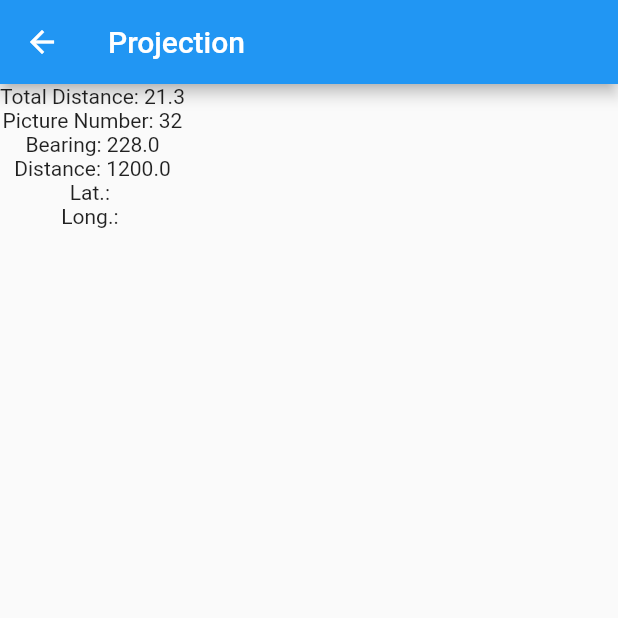
After one commit to brase/nav, a Flutter app: the screen it shows after launch, after a tap on "21.3", on a phone screen of 412 x 824 dp, the top half of it. The commit adds this screen. Run offline on Flutter 3.47's test engine with Material 2 defaults, Android fonts, the phone set to English and light mode, and no system bars; our stand-ins replace geolocator; missing offline and left inert: baseflow_plugin_template.

Commit message:
moved views to seperate files

```diff
--- /dev/null
+++ b/lib/MainView.dart
@@ -0,0 +1,151 @@
+import 'package:flutter/material.dart';
+import 'WaypointProjectionView.dart';
+
+class MainView extends StatefulWidget {
+  @override
+  _MainViewState createState() => _MainViewState();
+}
+
+class _MainViewState extends State<MainView> {
+  final List<WaypointProjection> _projections = [
+    WaypointProjection(
+        totalKilometers: 21.3, bearing: 228, distance: 1200, pictureNumber: 32),
+    WaypointProjection(
+        totalKilometers: 42.3, bearing: 212, distance: 2900, pictureNumber: 45),
+    WaypointProjection(
+        totalKilometers: 69.3, bearing: 90, distance: 200, pictureNumber: 56)
+  ];
+
+  final _formKey = GlobalKey<FormState>();
+
+  final addModel = WaypointProjection();
+
+  @override
+  Widget build(BuildContext context) {
+    return Scaffold(
+      appBar: AppBar(
+        title: Text("Rally Navigator"),
+        actions: [],
+      ),
+      body: _buildProjectionsView(),
+      floatingActionButton: FloatingActionButton(
+        child: Icon(Icons.add),
+        onPressed: _addProjection,
+      ),
+    );
+  }
+
+  _addProjection() {
+    Navigator.of(context)
+        .push(MaterialPageRoute<void>(builder: (BuildContext context) {
+      return Scaffold(
+        appBar: AppBar(title: Text("New projection")),
+        body: Form(
+          key: _formKey,
+          child: Column(
+            mainAxisAlignment: MainAxisAlignment.start,
+            children: [
+              SizedBox(height: 20),
+              TextFormField(
+                keyboardType: TextInputType.number,
+                autocorrect: false,
+                decoration: InputDecoration(
+                  labelText: "Total Distance",
+                  border: OutlineInputBorder(),
+                ),
+                onSaved: (newValue) =>
+                    addModel.totalKilometers = double.parse(newValue),
+              ),
+              SizedBox(height: 20),
+              TextFormField(
+                keyboardType: TextInputType.number,
+                autocorrect: false,
+                decoration: InputDecoration(
+                  labelText: "Picture Number",
+                  border: OutlineInputBorder(),
+                ),
+                onSaved: (newValue) =>
+                    addModel.pictureNumber = int.parse(newValue),
+              ),
+              SizedBox(height: 20),
+              TextFormField(
+                keyboardType: TextInputType.number,
+                autocorrect: false,
+                decoration: InputDecoration(
+                  labelText: "Bearing (°)",
+                  border: OutlineInputBorder(),
+                ),
+                onSaved: (newValue) =>
+                    addModel.bearing = double.parse(newValue),
+              ),
+              SizedBox(height: 20),
+              TextFormField(
+                keyboardType: TextInputType.number,
+                autocorrect: false,
+                decoration: InputDecoration(
+                  labelText: "Distance (m)",
+                  border: OutlineInputBorder(),
+                ),
+                onSaved: (newValue) =>
+                    addModel.distance = double.parse(newValue),
+              ),
+              Row(
+                mainAxisAlignment: MainAxisAlignment.center,
+                children: <Widget>[
+                  RaisedButton(
+                      onPressed: () {
+                        _formKey.currentState.reset();
+                        Navigator.of(context).pop();
+                      },
+                      child: Text("Cancel")),
+                  SizedBox(width: 25),
+                  RaisedButton(
+                      onPressed: () {
+                        if (_formKey.currentState.validate()) {
+                          _formKey.currentState.save();
+
+                          setState(() => _projections.add(addModel));
+
+                          Navigator.of(context).pop();
+                        }
+                      },
+                      child: Text("Save")),
+                ],
+              )
+            ],
+          ),
+        ),
+      );
+    }));
+  }
+
+  Widget _buildProjectionsView() {
+    return ListView.builder(
+        padding: EdgeInsets.all(16.0),
+        itemBuilder: (context, i) {
+          if (i.isOdd) return Divider();
+
+          final index = i ~/ 2;
+          return _buildProjectionView(context, index);
+        },
+        itemCount: _projections.length * 2);
+  }
+
+  Widget _buildProjectionView(BuildContext context, int index) {
+    final projection = _projections[index];
+
+    return ListTile(
+      title: Text(projection.totalKilometers.toString()),
+      subtitle: Text(
+          "Bearing: ${projection.bearing}; Distance ${projection.distance}"),
+      onTap: () => _openProjection(projection),
+    );
+  }
+
+  void _openProjection(WaypointProjection projection) {
+    Navigator.of(context)
+        .push(MaterialPageRoute<void>(builder: (BuildContext context) {
+      return WaypointProjectionView(projection);
+    }));
+  }
+}
--- /dev/null
+++ b/lib/WaypointProjectionView.dart
@@ -0,0 +1,64 @@
+import 'dart:async';
+
+import 'package:baseflow_plugin_template/baseflow_plugin_template.dart';
+import 'package:flutter/material.dart';
+import 'package:flutter/services.dart';
+import 'package:geolocator/geolocator.dart';
+
+class WaypointProjection {
+  WaypointProjection(
+      {this.distance, this.bearing, this.pictureNumber, this.totalKilometers});
+
+  double totalKilometers;
+  int pictureNumber;
+  double bearing;
+  double distance;
+}
+
+class WaypointProjectionView extends StatefulWidget {
+  WaypointProjectionView(WaypointProjection projection) {
+    _projection = projection;
+  }
+
+  WaypointProjection _projection;
+
+  @override
+  _WaypointProjectionStateView createState() =>
+      _WaypointProjectionStateView(_projection);
+}
+
+class _WaypointProjectionStateView extends State<WaypointProjectionView> {
+  _WaypointProjectionStateView(WaypointProjection projection) {
+    _projection = projection;
+  }
+
+  WaypointProjection _projection;
+
+  @override
+  Widget build(BuildContext context) {
+    return Scaffold(
+        appBar: AppBar(
+          title: Text("Projection"),
+        ),
+        body: Container(
+          child: Column(children: [
+            Container(
+                child: Text(
+                    "Total Distance: ${_projection.totalKilometers.toString()}")),
+            Container(
+                child: Text(
+                    "Picture Number: ${_projection.pictureNumber.toString()}")),
+            Container(
+                child: Text("Bearing: ${_projection.bearing.toString()}")),
+            Container(
+                child: Text("Distance: ${_projection.distance.toString()}")),
+            Container(
+              child: Text("Lat.: "),
+            ),
+            Container(
+              child: Text("Long.: "),
+            ),
+          ]),
+        ));
+  }
+}
```
Also changed, not shown: lib/main.dart (+3 -143 lines).
